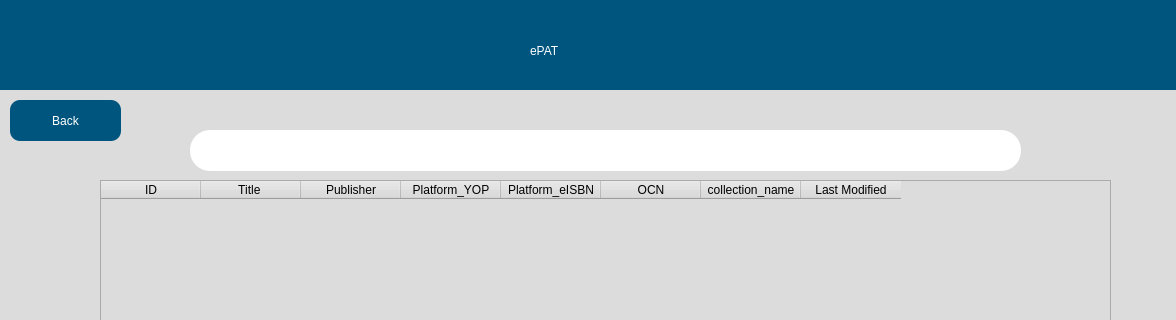
Qt form src/user_interface/english_searchDisplay.ui (eppenney/eBook-Perpetual-Access-Rights-Tracker) before a commit; both pictures show x 0 to 1176 and y 0 to 320 of the 1176 by 923 pixel window.
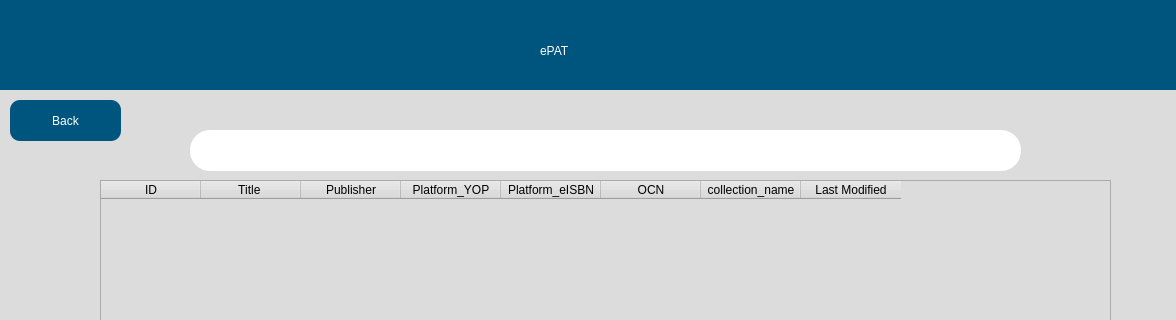
The same form after that commit.

Commit message: Fix the changes with for the empty institute names from the database and also making the add institute button that should only add when there is add button that should add the institute

```diff
--- a/src/user_interface/english_searchDisplay.ui
+++ b/src/user_interface/english_searchDisplay.ui
@@ -59,7 +59,7 @@
    <widget class="QWidget" name="widget_2" native="true">
     <property name="geometry">
      <rect>
-      <x>10</x>
+      <x>20</x>
       <y>20</y>
       <width>1200</width>
       <height>90</height>
```
Left out of the diff: 4 changed lines with no effect on the pictures. The commit also changes 4 other files.
